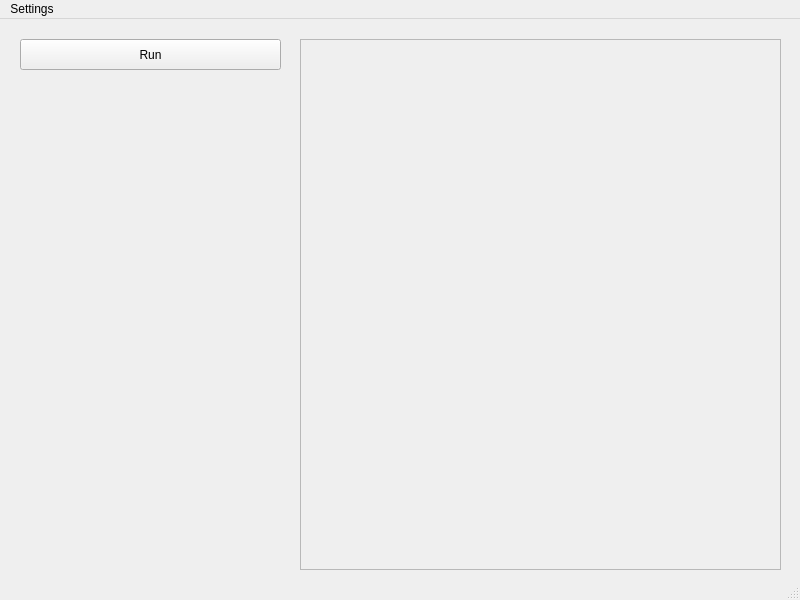
Before: the Qt Designer form MainWindow.ui in DevelopmentGaggle/HACKMIT-22, drawn with Qt 5.
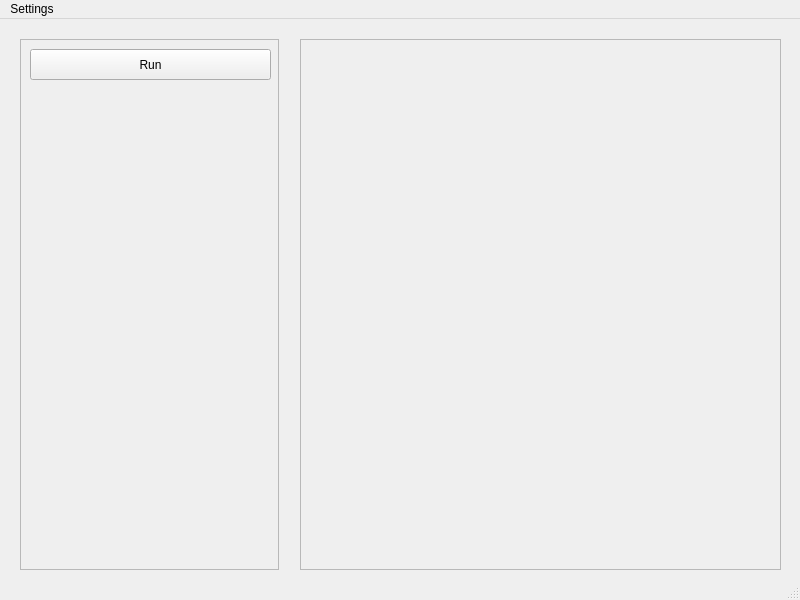
After: the same form once the commit is applied.

```diff
--- a/MainWindow.ui
+++ b/MainWindow.ui
@@ -51,12 +51,27 @@
      </widget>
     </widget>
    </widget>
-   <widget class="QPushButton" name="runButton">
+   <widget class="QFrame" name="frame">
     <property name="geometry">
      <rect>
       <x>20</x>
       <y>20</y>
-      <width>261</width>
+      <width>259</width>
+      <height>531</height>
+     </rect>
+    </property>
+    <property name="frameShape">
+     <enum>QFrame::StyledPanel</enum>
+    </property>
+    <property name="frameShadow">
+     <enum>QFrame::Raised</enum>
+    </property>
+    <widget class="QPushButton" name="runButton">
+     <property name="geometry">
+      <rect>
+       <x>10</x>
+       <y>10</y>
+       <width>241</width>
       <height>31</height>
      </rect>
     </property>
@@ -67,13 +82,14 @@
    <widget class="QWidget" name="verticalLayoutWidget_2">
     <property name="geometry">
      <rect>
-      <x>20</x>
-      <y>70</y>
+       <x>0</x>
+       <y>50</y>
       <width>261</width>
       <height>481</height>
      </rect>
     </property>
     <layout class="QVBoxLayout" name="verticalLayout_2"/>
+    </widget>
    </widget>
   </widget>
   <widget class="QStatusBar" name="statusbar"/>
```
Lines whose indentation alone changed are shown as unchanged.
